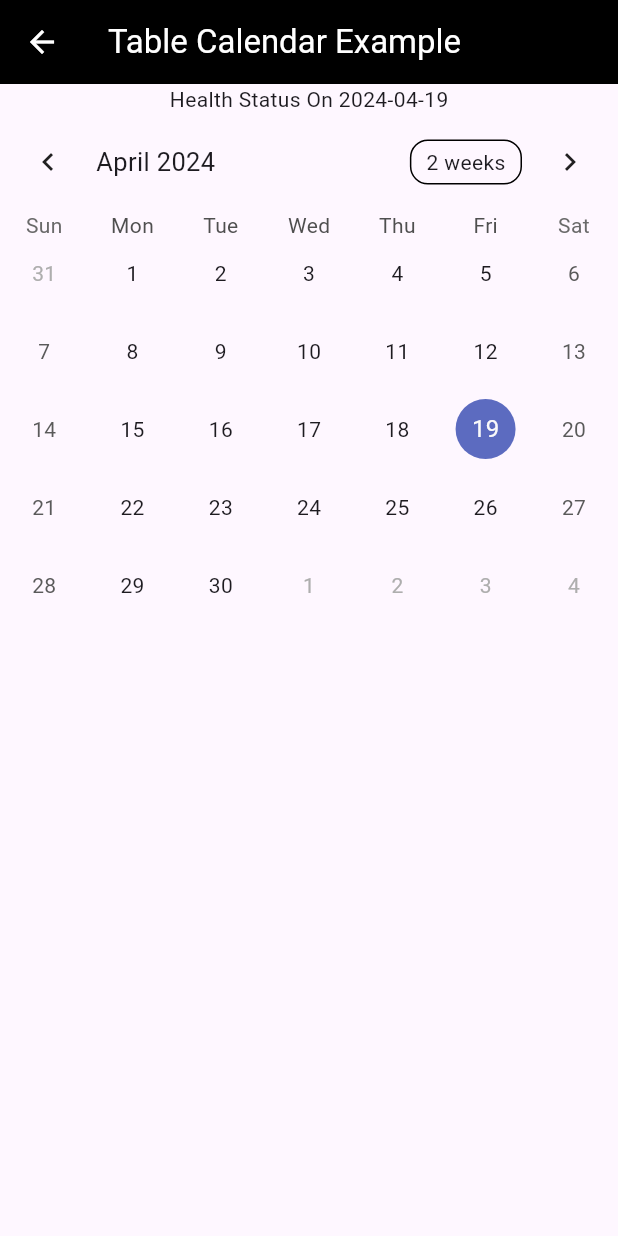
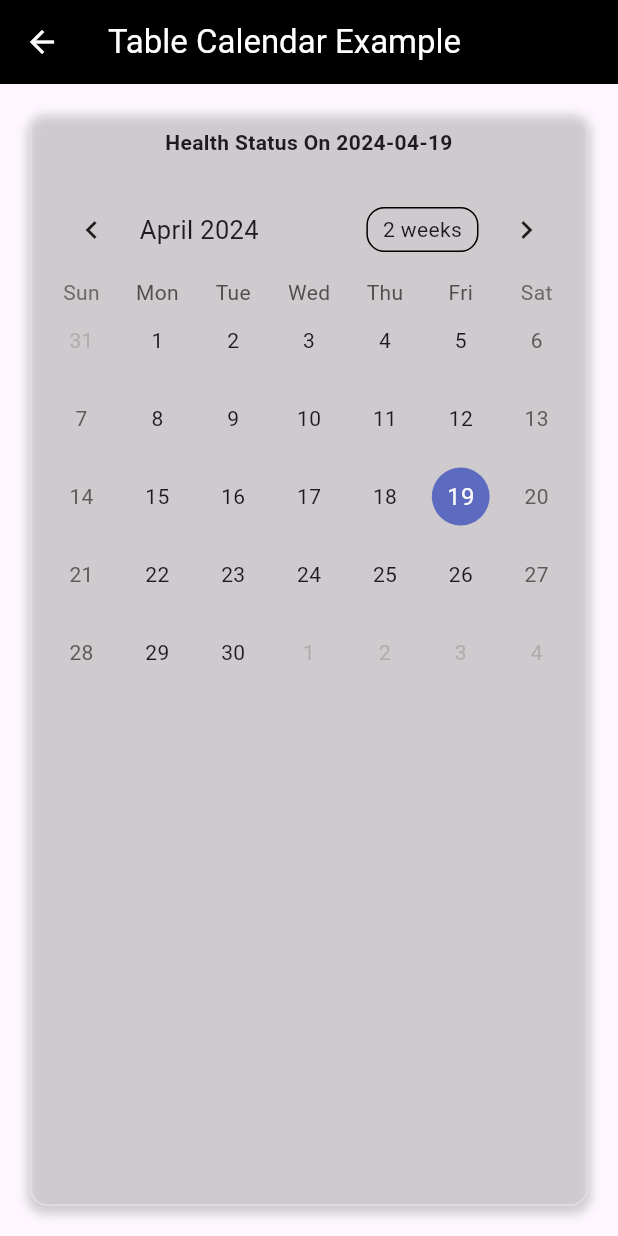
Before and after one commit to mroggy123/Fit-Check-App, a Flutter app: the HistoryPage screen opened directly, on a phone screen of 412 x 824 dp. Run offline on Flutter 3.47's test engine with Material 3 defaults, Android fonts, the phone set to English and light mode, and no system bars; drawn by our look-alikes of table_calendar; our stand-ins replace shared_preferences; accounts and stored records are empty.

Commit message:
Border and shadow added

```diff
--- a/proj/lib/history_page.dart
+++ b/proj/lib/history_page.dart
@@ -2,7 +2,7 @@ import 'package:flutter/material.dart';
 import 'package:table_calendar/table_calendar.dart';
 
 class HistoryPage extends StatefulWidget {
-  const HistoryPage({super.key});
+  const HistoryPage({Key? key}) : super(key: key);
 
   @override
   State<HistoryPage> createState() => _HistoryPageState();
@@ -48,10 +48,33 @@ class Content extends StatelessWidget {
 
   @override
   Widget build(BuildContext context) {
-    return Column(
+    return Container(
+      margin: EdgeInsets.all(20.0), // Margin for the container
+      decoration: BoxDecoration(
+        border: Border.all(color: Colors.grey[300]!), // Border color
+        borderRadius: BorderRadius.circular(12.0), // Border radius
+        boxShadow: [
+          BoxShadow(
+            color: Colors.grey.withOpacity(0.5), // Shadow color
+            spreadRadius: 2, // Spread radius
+            blurRadius: 5, // Blur radius
+            offset: Offset(0, 3), // Offset of the shadow
+          ),
+        ],
+      ),
+      child: Column(
+        crossAxisAlignment: CrossAxisAlignment.stretch,
         children: [
-        Text("Health Status On ${today.toString().split(" ")[0]}"),
+          Padding(
+            padding: const EdgeInsets.all(8.0),
+            child: Text(
+              "Health Status On ${today.toString().split(" ")[0]}",
+              textAlign: TextAlign.center,
+              style: TextStyle(fontWeight: FontWeight.bold),
+            ),
+          ),
           Container(
+            padding: EdgeInsets.all(8.0),
             child: TableCalendar(
               selectedDayPredicate: (day) => isSameDay(day, today),
               focusedDay: today,
@@ -62,6 +85,7 @@ class Content extends StatelessWidget {
           ),
           // Add your other widgets here
         ],
+      ),
     );
   }
 }
```
Lines whose indentation alone changed are shown as unchanged.
